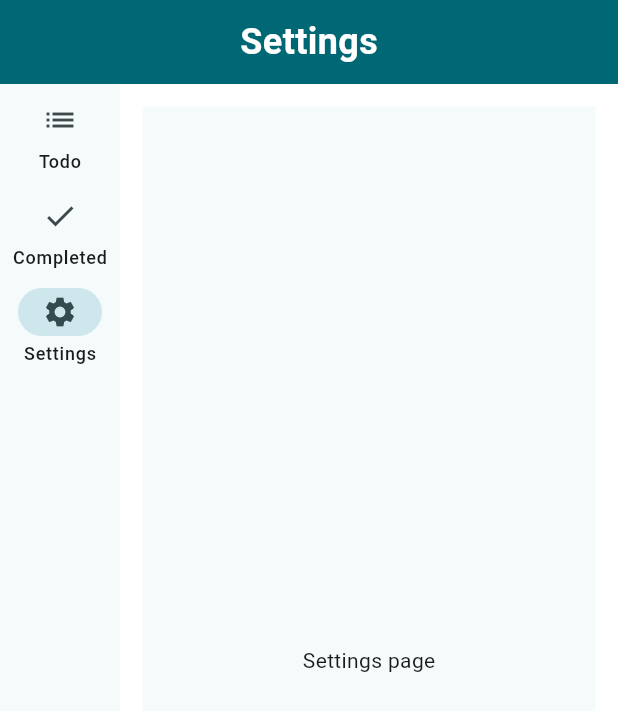
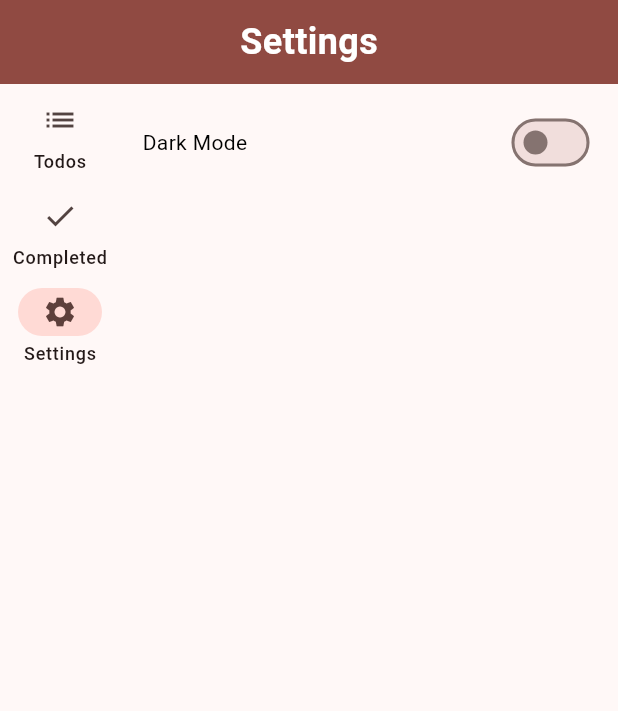
Before and after one commit to DethZarr77/todo_app, a Flutter app: the screen it shows after launch, after a tap on "Add", after a tap on "Completed", after a tap on "Settings", on a phone screen of 412 x 824 dp. Shown: the top 711 px of the screen. Run offline on Flutter 3.47's test engine with Material 2 defaults, Android fonts, the phone set to English and light mode, and no system bars; our stand-ins replace flutter_svg, hive, hive_flutter; accounts and stored records are empty.

Commit message:
Added Dark Mode and code cleanup - Added hive to manage state - Removed unecessary widgets/properties - Updated some text

```diff
--- a/lib/main.dart
+++ b/lib/main.dart
@@ -1,4 +1,6 @@
 import 'package:flutter/material.dart';
+import 'package:hive/hive.dart';
+import 'package:hive_flutter/hive_flutter.dart';
 import 'package:provider/provider.dart';
 import 'package:todo_app/models/todo.dart';
 
@@ -7,7 +9,12 @@ import 'package:todo_app/pages/completed_page.dart';
 import 'package:todo_app/pages/settings_page.dart';
 import 'package:todo_app/pages/todo_page.dart';
 
-void main() {
+const settingsBox = 'settings';
+
+void main() async {
+  await Hive.initFlutter();
+  await Hive.openBox(settingsBox);
+
   runApp(const MyApp());
 }
 
@@ -17,17 +24,44 @@ class MyApp extends StatelessWidget {
   // This widget is the root of your application.
   @override
   Widget build(BuildContext context) {
+    return ValueListenableBuilder(
+      valueListenable: Hive.box(settingsBox).listenable(),
+      builder: (context, box, widget) {
+        var darkMode = box.get('darkMode', defaultValue: false);
         return ChangeNotifierProvider(
           create: (context) => MyAppState(),
           child: MaterialApp(
             title: 'Todo App',
             debugShowCheckedModeBanner: false,
+            themeMode: darkMode ? ThemeMode.dark : ThemeMode.light,
             theme: ThemeData(
-          colorScheme: ColorScheme.fromSeed(seedColor: Colors.white),
+              colorScheme: ColorScheme.fromSeed(
+                  seedColor: Colors.red,
+                  background: Colors.white,
+                  brightness: Brightness.light),
+              textTheme: TextTheme(
+                bodyMedium: TextStyle(
+                  color: Colors.black,
+                ),
+              ),
+              useMaterial3: true,
+            ),
+            darkTheme: ThemeData(
+              colorScheme: ColorScheme.fromSeed(
+                  seedColor: Colors.red,
+                  background: Colors.black,
+                  brightness: Brightness.dark),
+              textTheme: TextTheme(
+                bodyMedium: TextStyle(
+                  color: Colors.white,
+                ),
+              ),
               useMaterial3: true,
             ),
             home: const BaseLayout(),
           ),
+        );
+      },
     );
   }
 }
@@ -93,8 +127,10 @@ class BaseLayout extends StatelessWidget {
             title,
             style: theme.textTheme.bodyMedium!.copyWith(
               fontSize: 24.0,
+              // color: theme.colorScheme.onPrimary,
+              fontWeight: FontWeight.bold,
               color: theme.colorScheme.onPrimary,
-                fontWeight: FontWeight.bold),
+            ),
           ),
           centerTitle: true,
           backgroundColor: theme.colorScheme.primary,
@@ -111,7 +147,7 @@ class BaseLayout extends StatelessWidget {
                 destinations: const [
                   NavigationRailDestination(
                     icon: Icon(Icons.list),
-                    label: Text('Todo'),
+                    label: Text('Todos'),
                   ),
                   NavigationRailDestination(
                     icon: Icon(Icons.check),
@@ -126,7 +162,6 @@ class BaseLayout extends StatelessWidget {
             ),
             Expanded(
                 child: Container(
-              color: Colors.white,
               padding: EdgeInsets.all(15),
               child: page,
             ))
--- a/lib/pages/completed_page.dart
+++ b/lib/pages/completed_page.dart
@@ -1,5 +1,6 @@
 import 'package:flutter/material.dart';
 import 'package:flutter_svg/svg.dart';
+import 'package:hive/hive.dart';
 import 'package:provider/provider.dart';
 import 'package:todo_app/main.dart';
 import 'package:todo_app/models/todo.dart';
@@ -15,6 +16,9 @@ class CompletedPage extends StatelessWidget {
     var filteredTodos =
         todoItems.todos.where((todo) => todo.isCompleted).toList();
 
+    var box = Hive.box(settingsBox);
+    var darkMode = box.get('darkMode', defaultValue: false);
+    var svgColor = darkMode ? Colors.white : Colors.black;
     const String assetName = 'images/sad-face-emoji.svg';
 
     if (filteredTodos.isEmpty) {
@@ -30,6 +34,7 @@ class CompletedPage extends StatelessWidget {
               semanticsLabel: 'Sad Face',
               height: 40,
               width: 40,
+              colorFilter: ColorFilter.mode(svgColor, BlendMode.srcIn),
             )
           ]));
     }
@@ -67,7 +72,6 @@ class CompletedListItem extends StatelessWidget {
       decoration: BoxDecoration(
         border: Border.all(color: Colors.grey.shade300),
         borderRadius: BorderRadius.circular(15),
-        color: Colors.white,
       ),
       margin: EdgeInsets.only(bottom: 10),
       child: Row(
@@ -76,12 +80,10 @@ class CompletedListItem extends StatelessWidget {
           SizedBox(width: 10.0),
           Expanded(
               child: Column(
-            // mainAxisAlignment: MainAxisAlignment.start,
             crossAxisAlignment: CrossAxisAlignment.start,
             children: [
               Text(
                 todo.name,
-                style: TextStyle(color: Colors.black),
               ),
               SizedBox(height: 5.0),
               Text('@ $completedDateString',
--- a/lib/pages/settings_page.dart
+++ b/lib/pages/settings_page.dart
@@ -1,10 +1,31 @@
 import 'package:flutter/material.dart';
+import 'package:hive/hive.dart';
+import 'package:hive_flutter/hive_flutter.dart';
+import 'package:todo_app/main.dart';
 
 class SettingsPage extends StatelessWidget {
   const SettingsPage({super.key});
 
   @override
   Widget build(BuildContext context) {
-    return const Scaffold(body: Center(child: Text('Settings page')));
+    var box = Hive.box(settingsBox);
+    var darkMode = box.get('darkMode', defaultValue: false);
+
+    return Column(
+      children: [
+        Row(
+          mainAxisAlignment: MainAxisAlignment.spaceBetween,
+          crossAxisAlignment: CrossAxisAlignment.center,
+          children: [
+            Text('Dark Mode'),
+            Switch(
+                value: darkMode,
+                onChanged: (val) {
+                  box.put('darkMode', !darkMode);
+                }),
+          ],
+        ),
+      ],
+    );
   }
 }
--- a/lib/widgets/todo_form.dart
+++ b/lib/widgets/todo_form.dart
@@ -48,7 +48,9 @@ class _TodoFormState extends State<TodoForm> {
               ),
             ),
             SizedBox(width: 10),
-            ElevatedButton(
+            Padding(
+              padding: const EdgeInsets.only(top: 4),
+              child: ElevatedButton(
                 onPressed: () {
                   _submitForm();
                 },
@@ -56,6 +58,7 @@ class _TodoFormState extends State<TodoForm> {
                   padding: const EdgeInsets.all(18),
                 ),
                 child: const Text('Add'),
+              ),
             ),
           ],
         ));
@@ -75,12 +78,10 @@ class FormTextInput extends StatelessWidget {
   final String labelText;
   // Callback function to handle input onChange
   final HandleChangeCallback handleChange;
-
   @override
   Widget build(BuildContext context) {
     return TextFormField(
       decoration: InputDecoration(
-          // error: ,
           labelText: labelText,
           contentPadding: const EdgeInsets.all(15),
           border: OutlineInputBorder(
--- a/lib/widgets/todo_list.dart
+++ b/lib/widgets/todo_list.dart
@@ -52,9 +52,10 @@ class TodoListItem extends StatelessWidget {
       decoration: BoxDecoration(
         border: Border.all(color: Colors.grey.shade300),
         borderRadius: BorderRadius.circular(15),
-        color: Colors.white,
       ),
       margin: EdgeInsets.only(bottom: 10),
+      child: Opacity(
+        opacity: todo.isCompleted ? 0.3 : 1.0,
         child: Row(
           children: [
             Checkbox(
@@ -66,8 +67,13 @@ class TodoListItem extends StatelessWidget {
             SizedBox(width: 10.0),
             IconButton(
                 onPressed: () => removeTodo(index),
-              icon: Icon(Icons.delete, color: Colors.red)),
+                icon: Icon(
+                  Icons.delete,
+                  color: Colors.red,
+                  semanticLabel: 'Delete this todo',
+                )),
           ],
+        ),
       ),
     );
   }
--- a/pubspec.yaml
+++ b/pubspec.yaml
@@ -38,6 +38,8 @@ dependencies:
   provider: ^6.0.0
   flutter_svg: ^2.0.9
   intl: ^0.18.1
+  hive: ^2.2.3
+  hive_flutter: ^1.1.0
 dev_dependencies:
   flutter_test:
     sdk: flutter
```
Also changed, not shown: pubspec.lock, 1 other file. Lines whose indentation alone changed are shown as unchanged.
